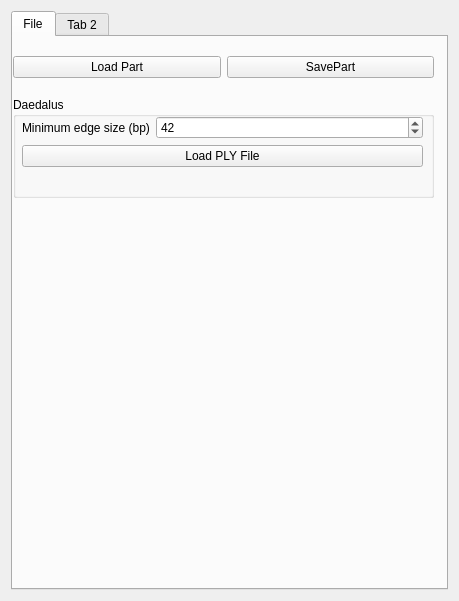
Old version of the form AdenitaCoreSE/form/SEAdenitaCoreSEAppGUI.ui in the repository edellano/Adenita-SAMSON-Edition.
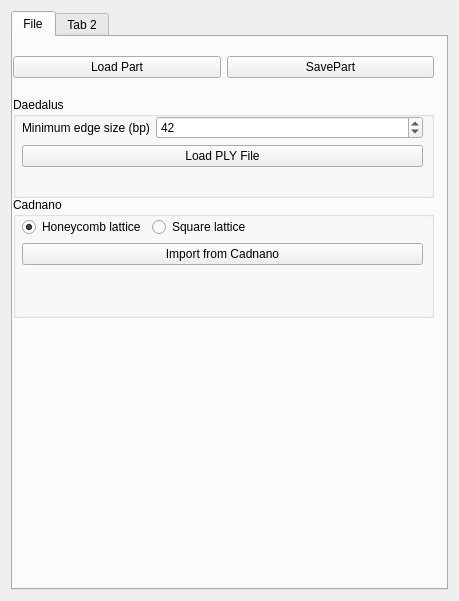
New version of the form.

Commit message: Added Cadnano Cadnano working

```diff
--- a/AdenitaCoreSE/form/SEAdenitaCoreSEAppGUI.ui
+++ b/AdenitaCoreSE/form/SEAdenitaCoreSEAppGUI.ui
@@ -109,6 +109,55 @@
           </layout>
          </widget>
         </widget>
+        <widget class="QGroupBox" name="groupBox_2">
+         <property name="geometry">
+          <rect>
+           <x>0</x>
+           <y>160</y>
+           <width>421</width>
+           <height>121</height>
+          </rect>
+         </property>
+         <property name="title">
+          <string>Cadnano</string>
+         </property>
+         <widget class="QWidget" name="formLayoutWidget_2">
+          <property name="geometry">
+           <rect>
+            <x>9</x>
+            <y>20</y>
+            <width>401</width>
+            <height>80</height>
+           </rect>
+          </property>
+          <layout class="QFormLayout" name="formLayout_2">
+           <item row="0" column="0">
+            <widget class="QRadioButton" name="rdoCadnanoHoneycomb">
+             <property name="text">
+              <string>Honeycomb lattice</string>
+             </property>
+             <property name="checked">
+              <bool>true</bool>
+             </property>
+            </widget>
+           </item>
+           <item row="0" column="1">
+            <widget class="QRadioButton" name="rdoCadnanoSquareLattice">
+             <property name="text">
+              <string>Square lattice</string>
+             </property>
+            </widget>
+           </item>
+           <item row="1" column="0" colspan="2">
+            <widget class="QPushButton" name="btnImportFromCadnano">
+             <property name="text">
+              <string>Import from Cadnano</string>
+             </property>
+            </widget>
+           </item>
+          </layout>
+         </widget>
+        </widget>
        </widget>
        <widget class="QWidget" name="tab_2">
         <attribute name="title">
```
Left out of the diff: 17 changed lines with no effect on the pictures. The commit also changes 11 other files.
